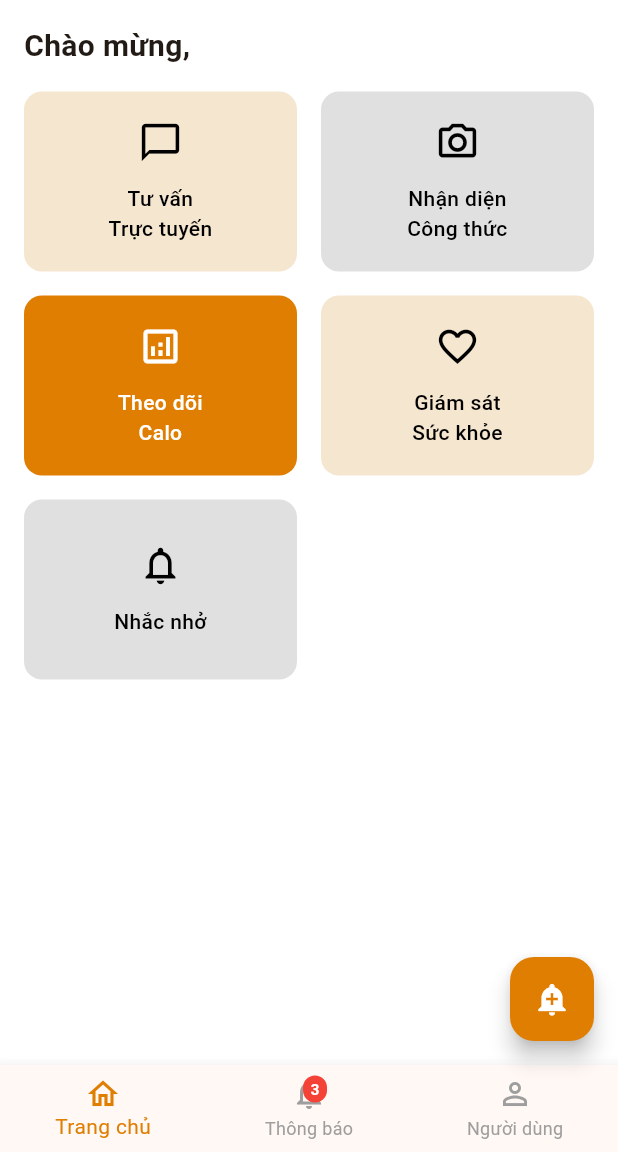
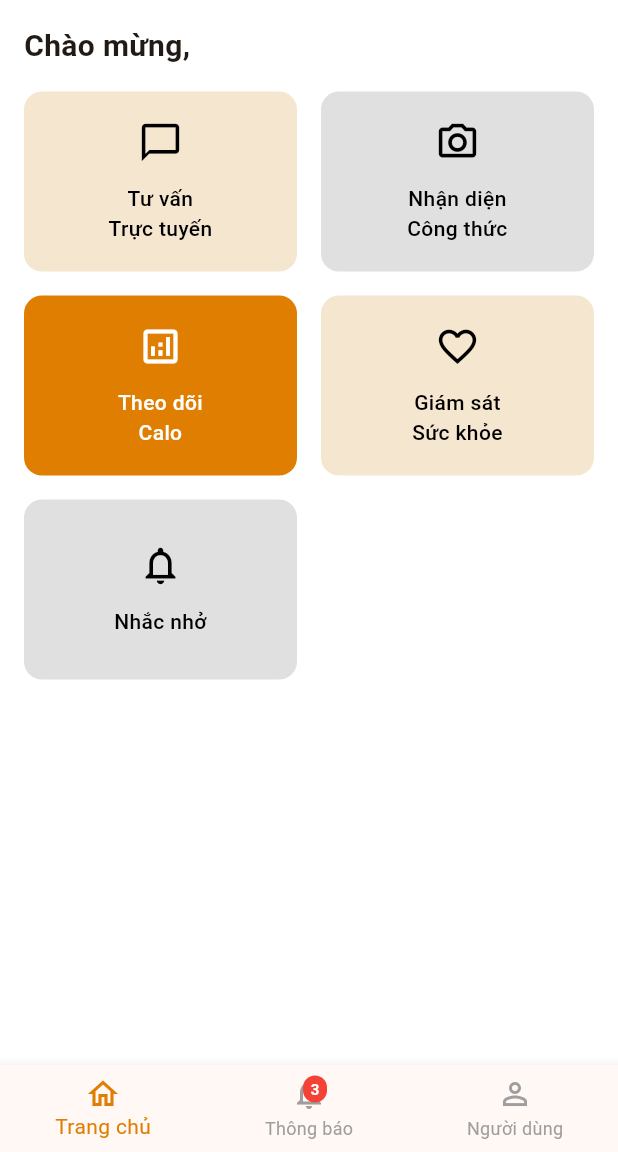
Before and after one commit to MarkjoinedGit/nutri-ai, a Flutter app: the DashboardScreen screen opened by its route, on a phone screen of 412 x 824 dp, the part 84-1236 px from its top. Run offline on Flutter 3.47's test engine with Material 3 defaults, Android fonts, the phone set to English and light mode, and no system bars; our stand-ins replace flutter_local_notifications, flutter_markdown, image_picker, permission_handler, shared_preferences, timezone; accounts and stored records are empty.

Commit message:
fix: remove floating button

```diff
--- a/lib/screens/dashboard_screen.dart
+++ b/lib/screens/dashboard_screen.dart
@@ -4,7 +4,6 @@ import './notification_screen.dart';
 import '../widgets/dashboard_home_widget.dart';
 import '../widgets/user_profile_widget.dart';
 import '../services/auth_service.dart';
-import '../services/notification_service.dart';
 import '../providers/user_provider.dart';
 import '../providers/localization_provider.dart';
 import '../providers/notification_provider.dart';
@@ -276,20 +275,6 @@ class _DashboardScreenState extends State<DashboardScreen> {
             unselectedItemColor: Colors.grey,
             onTap: _onItemTapped,
           ),
-          floatingActionButton:
-              _selectedIndex == 0
-                  ? FloatingActionButton(
-                    onPressed: () {
-                      NotificationService().showInstantNotification(
-                        id: DateTime.now().millisecondsSinceEpoch,
-                        title: strings.testNotification,
-                        body: strings.testNotificationBody,
-                      );
-                    },
-                    backgroundColor: customOrange,
-                    child: const Icon(Icons.add_alert, color: Colors.white),
-                  )
-                  : null,
         );
       },
     );
```
